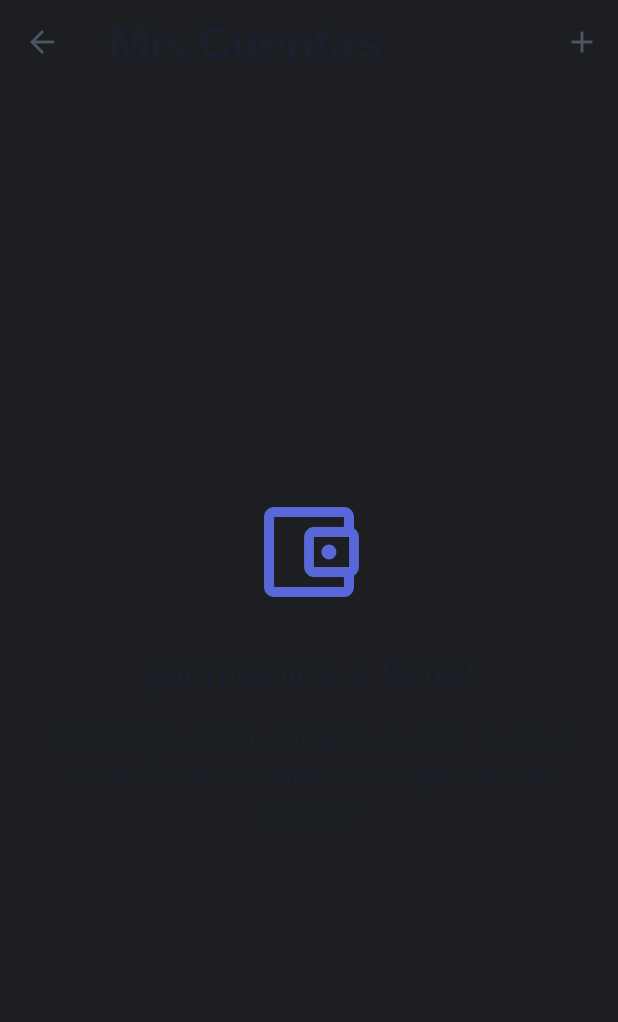
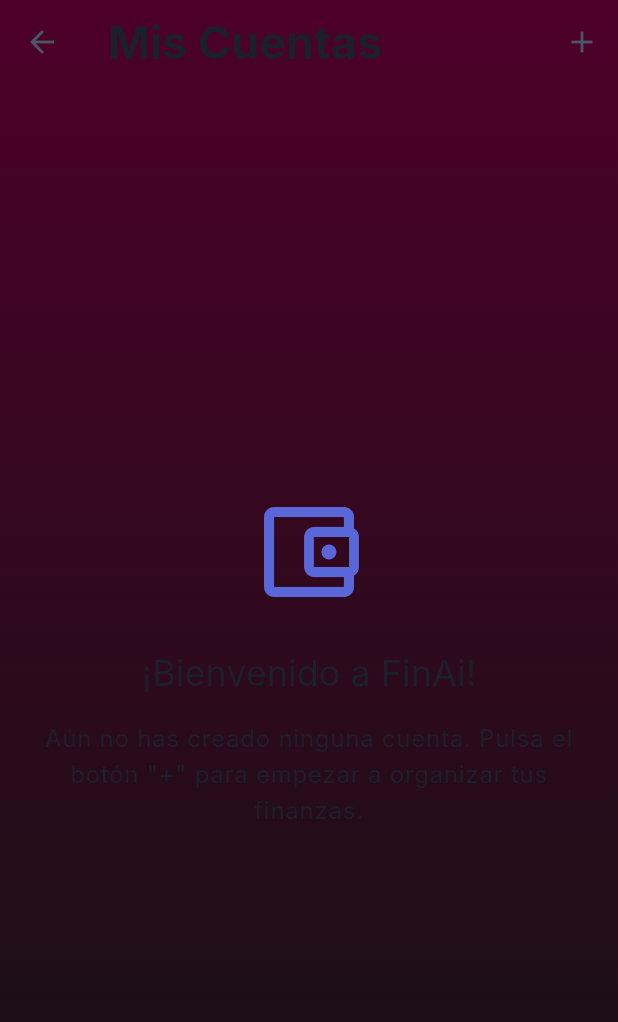
Before and after one commit to Thiagosnchz02/finai_flutter, a Flutter app: the AccountsScreen screen opened by its route, on a phone screen of 412 x 824 dp. Shown: the top 1022 px of the screen. Run offline on Flutter 3.47's test engine with Material 3 defaults, Android fonts, the phone set to English and light mode, and no system bars; our stand-ins replace fl_chart, flutter_dotenv, flutter_svg, font_awesome_flutter, image_picker, intl_phone_field and 4 more; missing offline and left inert: flutter_facebook_auth; accounts and stored records are empty; Roboto replaces fonts that are missing (Inter).

Commit message:
Add gradient background to accounts screen

```diff
--- a/lib/features/accounts/screens/accounts_screen.dart
+++ b/lib/features/accounts/screens/accounts_screen.dart
@@ -57,8 +57,16 @@ class _AccountsScreenState extends State<AccountsScreen> {
 
   @override
   Widget build(BuildContext context) {
-    return Scaffold(
-      backgroundColor: const Color(0xFF1C1E22),
+    return Container(
+      decoration: const BoxDecoration(
+        gradient: LinearGradient(
+          begin: Alignment.topCenter,
+          end: Alignment.bottomCenter,
+          colors: [Color(0xFF4D0029), Color(0xFF121212)],
+        ),
+      ),
+      child: Scaffold(
+        backgroundColor: Colors.transparent,
         appBar: AppBar(
           title: const Text('Mis Cuentas', style: TextStyle(fontWeight: FontWeight.bold, fontSize: 30)),
           elevation: 0,
@@ -174,6 +182,7 @@ class _AccountsScreenState extends State<AccountsScreen> {
             );
           },
         ),
+      ),
     );
   }
 }
```
Lines whose indentation alone changed are shown as unchanged.
